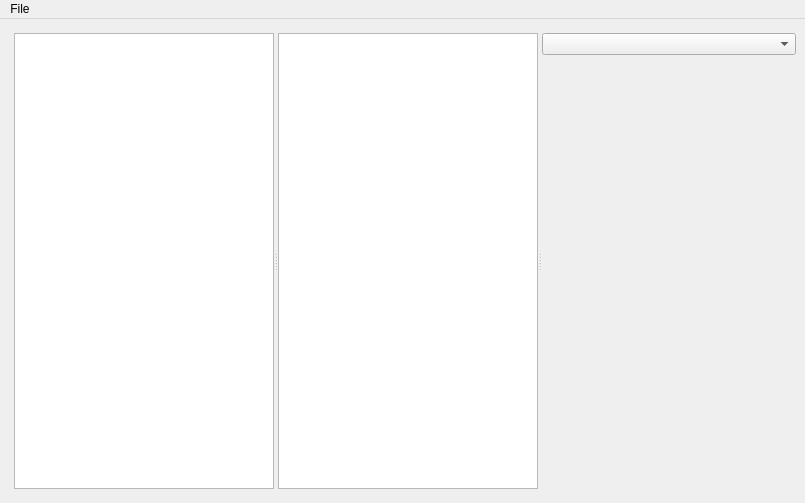
Above: forms/mainwindow.ui from juniornascimento/spaceship-control before the change. Below: the same form after it.
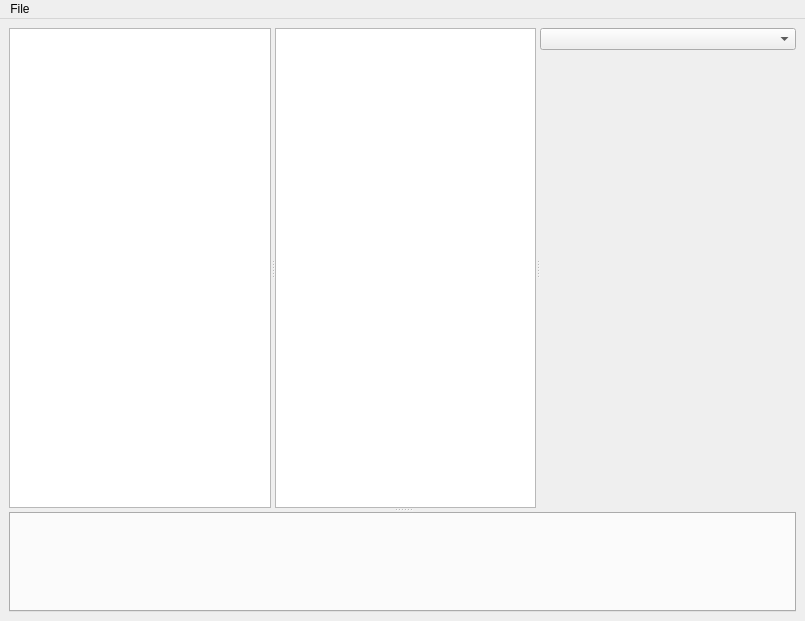
That is the form after the change. Custom widgets are drawn as their Qt base class.

Commit message: Debug messages widget added

```diff
--- a/forms/mainwindow.ui
+++ b/forms/mainwindow.ui
@@ -7,7 +7,7 @@
     <x>0</x>
     <y>0</y>
     <width>805</width>
-    <height>503</height>
+    <height>621</height>
    </rect>
   </property>
   <property name="minimumSize">
@@ -20,23 +20,12 @@
    <string>MainWindow</string>
   </property>
   <widget class="QWidget" name="centralwidget">
-   <layout class="QHBoxLayout" name="horizontalLayout">
-    <property name="spacing">
-     <number>0</number>
-    </property>
-    <property name="leftMargin">
-     <number>5</number>
-    </property>
-    <property name="topMargin">
-     <number>5</number>
-    </property>
-    <property name="rightMargin">
-     <number>0</number>
-    </property>
-    <property name="bottomMargin">
-     <number>5</number>
-    </property>
+   <layout class="QVBoxLayout" name="verticalLayout">
     <item>
+     <widget class="QSplitter" name="splitter_2">
+      <property name="orientation">
+       <enum>Qt::Vertical</enum>
+      </property>
      <widget class="QWidget" name="widget" native="true">
       <property name="sizePolicy">
        <sizepolicy hsizetype="Expanding" vsizetype="Expanding">
@@ -94,7 +83,7 @@
              <property name="minimumSize">
               <size>
                <width>250</width>
-               <height>450</height>
+                <height>250</height>
               </size>
              </property>
              <property name="maximumSize">
@@ -110,6 +99,24 @@
         </widget>
        </item>
       </layout>
+      </widget>
+      <widget class="QTabWidget" name="debugMessagesTabWidget">
+       <property name="sizePolicy">
+        <sizepolicy hsizetype="Expanding" vsizetype="MinimumExpanding">
+         <horstretch>0</horstretch>
+         <verstretch>0</verstretch>
+        </sizepolicy>
+       </property>
+       <property name="minimumSize">
+        <size>
+         <width>0</width>
+         <height>100</height>
+        </size>
+       </property>
+       <property name="currentIndex">
+        <number>-1</number>
+       </property>
+      </widget>
      </widget>
     </item>
    </layout>
```
Lines whose indentation alone changed are shown as unchanged. The commit also changes 2 other files.
